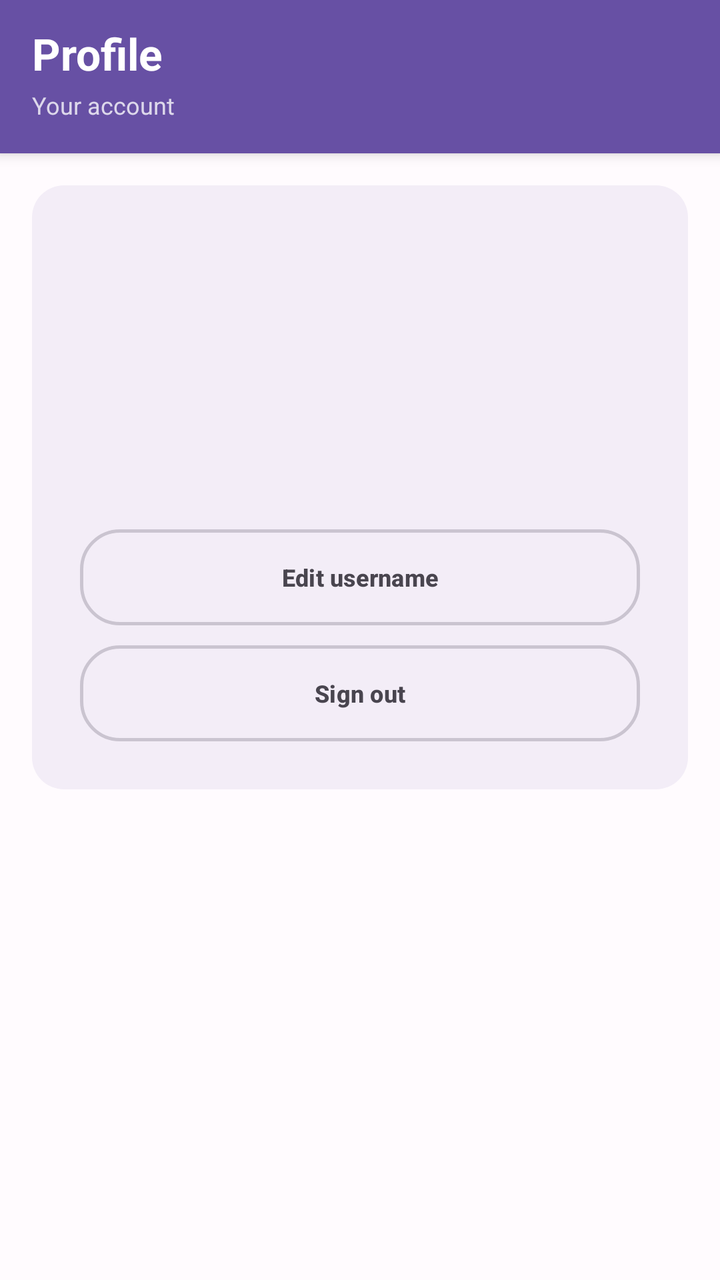
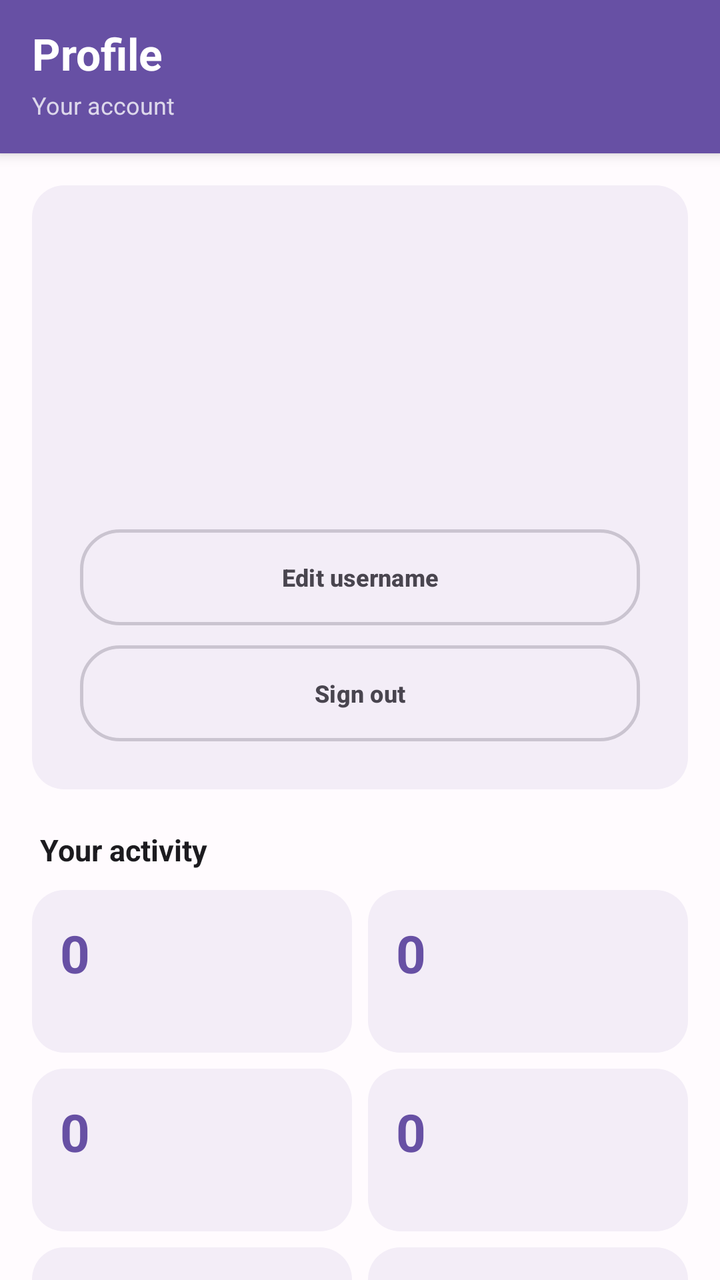

Screens rendered from an Android XML layout before and after an edit, with the pre-edit source and the edit as a unified diff.
<!-- AndroidManifest.xml: application theme Theme.PatchBoard -->
<!-- res/layout/fragment_profile.xml -->
<?xml version="1.0" encoding="utf-8"?>
<LinearLayout xmlns:android="http://schemas.android.com/apk/res/android"
    android:id="@+id/root"
    android:layout_width="match_parent"
    android:layout_height="match_parent"
    android:background="@color/pb_bg"
    android:orientation="vertical">

    
    <LinearLayout
        android:id="@+id/header"
        android:layout_width="match_parent"
        android:layout_height="wrap_content"
        android:background="@color/pb_topbar_bg"
        android:elevation="4dp"
        android:orientation="vertical"
        android:paddingStart="16dp"
        android:paddingTop="12dp"
        android:paddingEnd="16dp"
        android:paddingBottom="16dp">

        <TextView
            android:layout_width="wrap_content"
            android:layout_height="wrap_content"
            android:text="@string/profile_title"
            android:textColor="@color/pb_topbar_text"
            android:textSize="22sp"
            android:textStyle="bold" />

        <TextView
            android:layout_width="wrap_content"
            android:layout_height="wrap_content"
            android:layout_marginTop="3dp"
            android:text="@string/profile_subtitle"
            android:textColor="@color/pb_topbar_subtext"
            android:textSize="12sp" />
    </LinearLayout>

    <LinearLayout
        android:layout_width="match_parent"
        android:layout_height="wrap_content"
        android:layout_margin="16dp"
        android:background="@drawable/bg_column"
        android:gravity="center_horizontal"
        android:orientation="vertical"
        android:padding="24dp">

        <TextView
            android:id="@+id/tvAvatar"
            android:layout_width="72dp"
            android:layout_height="72dp"
            android:gravity="center"
            android:textColor="@color/pb_on_primary"
            android:textSize="30sp"
            android:textStyle="bold" />

        <TextView
            android:id="@+id/tvName"
            android:layout_width="wrap_content"
            android:layout_height="wrap_content"
            android:layout_marginTop="12dp"
            android:textColor="@color/pb_on_surface"
            android:textSize="18sp"
            android:textStyle="bold" />

        <TextView
            android:id="@+id/tvEmail"
            android:layout_width="wrap_content"
            android:layout_height="wrap_content"
            android:layout_marginTop="2dp"
            android:textColor="@color/pb_on_surface_variant"
            android:textSize="13sp" />

        <com.google.android.material.button.MaterialButton
            android:id="@+id/btnEditName"
            style="@style/PatchBoard.PillButton.Outlined"
            android:layout_width="match_parent"
            android:layout_height="wrap_content"
            android:layout_marginTop="20dp"
            android:minHeight="48dp"
            android:text="@string/profile_edit_name" />

        <com.google.android.material.button.MaterialButton
            android:id="@+id/btnSignOut"
            style="@style/PatchBoard.PillButton.Outlined"
            android:layout_width="match_parent"
            android:layout_height="wrap_content"
            android:layout_marginTop="10dp"
            android:minHeight="48dp"
            android:text="@string/profile_sign_out" />
    </LinearLayout>
</LinearLayout>
<!-- resources referenced by this layout -->
<resources>
  <color name="pb_bg">#FFFBFE</color>
  <color name="pb_on_primary">#FFFFFF</color>
  <color name="pb_on_surface">#1C1B1F</color>
  <color name="pb_on_surface_variant">#49454F</color>
  <color name="pb_topbar_bg">#6750A4</color>
  <color name="pb_topbar_subtext">#C7FFFFFF</color>
  <color name="pb_topbar_text">#FFFFFF</color>
  <!-- drawable bg_column (drawable) -->
  <shape xmlns:android="http://schemas.android.com/apk/res/android" android:shape="rectangle">
      <solid android:color="@color/pb_column_bg"/>
      <corners android:radius="16dp"/>
  </shape>
  <string name="profile_edit_name">Edit username</string>
  <string name="profile_sign_out">Sign out</string>
  <string name="profile_subtitle">Your account</string>
  <string name="profile_title">Profile</string>
  <style name="PatchBoard.PillButton.Outlined" parent="Widget.Material3.Button.OutlinedButton">
          <item name="android:insetTop">0dp</item>
          <item name="android:insetBottom">0dp</item>
          <item name="android:minWidth">0dp</item>
          <item name="android:minHeight">0dp</item>
          <item name="android:paddingStart">14dp</item>
          <item name="android:paddingEnd">14dp</item>
          <item name="android:paddingTop">5dp</item>
          <item name="android:paddingBottom">5dp</item>
          <item name="cornerRadius">20dp</item>
          <item name="strokeColor">@color/pb_outline</item>
          <item name="strokeWidth">1.5dp</item>
          <item name="android:textColor">@color/pb_on_surface_variant</item>
          <item name="android:textSize">12sp</item>
          <item name="android:textStyle">bold</item>
      </style>
  <color name="pb_column_bg">#F3EDF7</color>
  <color name="pb_outline">#CAC4D0</color>
  <color name="pb_primary">#6750A4</color>
  <color name="pb_primary_container">#EADDFF</color>
  <color name="pb_on_primary_container">#21005D</color>
  <color name="pb_chip_pressed">#E8DEF8</color>
  <color name="pb_surface">#FFFBFE</color>
  <color name="pb_error">#B3261E</color>
  <style name="PatchBoard.BottomSheetDialog" parent="ThemeOverlay.Material3.BottomSheetDialog">
          <item name="bottomSheetStyle">@style/PatchBoard.BottomSheet</item>
      </style>
  <style name="PatchBoard.BottomSheet" parent="Widget.Material3.BottomSheet.Modal">
          <item name="backgroundTint">@color/pb_modal_bg</item>
          <item name="shapeAppearanceOverlay">@style/PatchBoard.SheetShape</item>
      </style>
  <color name="pb_modal_bg">#F7F2FA</color>
  <style name="PatchBoard.SheetShape" parent="">
          <item name="cornerFamily">rounded</item>
          <item name="cornerSizeTopLeft">20dp</item>
          <item name="cornerSizeTopRight">20dp</item>
          <item name="cornerSizeBottomLeft">0dp</item>
          <item name="cornerSizeBottomRight">0dp</item>
      </style>
  <!-- unchanged entries left out for length: 1 -->
</resources>

<!-- the commit's change to res/layout/fragment_profile.xml (unified diff, before → after) -->
@@ -1,5 +1,6 @@
 <?xml version="1.0" encoding="utf-8"?>
 <LinearLayout xmlns:android="http://schemas.android.com/apk/res/android"
+    xmlns:app="http://schemas.android.com/apk/res-auto"
     android:id="@+id/root"
     android:layout_width="match_parent"
     android:layout_height="match_parent"
@@ -36,57 +37,214 @@
             android:textSize="12sp" />
     </LinearLayout>
 
-    <LinearLayout
+    <androidx.core.widget.NestedScrollView
         android:layout_width="match_parent"
-        android:layout_height="wrap_content"
-        android:layout_margin="16dp"
-        android:background="@drawable/bg_column"
-        android:gravity="center_horizontal"
-        android:orientation="vertical"
-        android:padding="24dp">
-
-        <TextView
-            android:id="@+id/tvAvatar"
-            android:layout_width="72dp"
-            android:layout_height="72dp"
-            android:gravity="center"
-            android:textColor="@color/pb_on_primary"
-            android:textSize="30sp"
-            android:textStyle="bold" />
-
-        <TextView
-            android:id="@+id/tvName"
-            android:layout_width="wrap_content"
-            android:layout_height="wrap_content"
-            android:layout_marginTop="12dp"
-            android:textColor="@color/pb_on_surface"
-            android:textSize="18sp"
-            android:textStyle="bold" />
-
-        <TextView
-            android:id="@+id/tvEmail"
-            android:layout_width="wrap_content"
-            android:layout_height="wrap_content"
-            android:layout_marginTop="2dp"
-            android:textColor="@color/pb_on_surface_variant"
-            android:textSize="13sp" />
-
-        <com.google.android.material.button.MaterialButton
-            android:id="@+id/btnEditName"
-            style="@style/PatchBoard.PillButton.Outlined"
+        android:layout_height="0dp"
+        android:layout_weight="1"
+        android:clipToPadding="false"
+        android:paddingBottom="24dp">
+
+        <LinearLayout
             android:layout_width="match_parent"
             android:layout_height="wrap_content"
-            android:layout_marginTop="20dp"
-            android:minHeight="48dp"
-            android:text="@string/profile_edit_name" />
-
-        <com.google.android.material.button.MaterialButton
-            android:id="@+id/btnSignOut"
-            style="@style/PatchBoard.PillButton.Outlined"
-            android:layout_width="match_parent"
-            android:layout_height="wrap_content"
-            android:layout_marginTop="10dp"
-            android:minHeight="48dp"
-            android:text="@string/profile_sign_out" />
-    </LinearLayout>
+            android:orientation="vertical">
+
+            <LinearLayout
+                android:layout_width="match_parent"
+                android:layout_height="wrap_content"
+                android:layout_margin="16dp"
+                android:background="@drawable/bg_column"
+                android:gravity="center_horizontal"
+                android:orientation="vertical"
+                android:padding="24dp">
+
+                <TextView
+                    android:id="@+id/tvAvatar"
+                    android:layout_width="72dp"
+                    android:layout_height="72dp"
+                    android:gravity="center"
+                    android:textColor="@color/pb_on_primary"
+                    android:textSize="30sp"
+                    android:textStyle="bold" />
+
+                <TextView
+                    android:id="@+id/tvName"
+                    android:layout_width="wrap_content"
+                    android:layout_height="wrap_content"
+                    android:layout_marginTop="12dp"
+                    android:textColor="@color/pb_on_surface"
+                    android:textSize="18sp"
+                    android:textStyle="bold" />
+
+                <TextView
+                    android:id="@+id/tvEmail"
+                    android:layout_width="wrap_content"
+                    android:layout_height="wrap_content"
+                    android:layout_marginTop="2dp"
+                    android:textColor="@color/pb_on_surface_variant"
+                    android:textSize="13sp" />
+
+                <com.google.android.material.button.MaterialButton
+                    android:id="@+id/btnEditName"
+                    style="@style/PatchBoard.PillButton.Outlined"
+                    android:layout_width="match_parent"
+                    android:layout_height="wrap_content"
+                    android:layout_marginTop="20dp"
+                    android:minHeight="48dp"
+                    android:text="@string/profile_edit_name" />
+
+                <com.google.android.material.button.MaterialButton
+                    android:id="@+id/btnSignOut"
+                    style="@style/PatchBoard.PillButton.Outlined"
+                    android:layout_width="match_parent"
+                    android:layout_height="wrap_content"
+                    android:layout_marginTop="10dp"
+                    android:minHeight="48dp"
+                    android:text="@string/profile_sign_out" />
+            </LinearLayout>
+
+            <TextView
+                android:id="@+id/tvStatsTitle"
+                android:layout_width="match_parent"
+                android:layout_height="wrap_content"
+                android:layout_marginStart="20dp"
+                android:layout_marginTop="4dp"
+                android:layout_marginEnd="20dp"
+                android:layout_marginBottom="6dp"
+                android:text="@string/stats_title"
+                android:textColor="@color/pb_on_surface"
+                android:textSize="15sp"
+                android:textStyle="bold" />
+
+            <LinearLayout
+                android:layout_width="match_parent"
+                android:layout_height="wrap_content"
+                android:layout_marginStart="12dp"
+                android:layout_marginEnd="12dp"
+                android:orientation="vertical">
+
+                <LinearLayout
+                    android:layout_width="match_parent"
+                    android:layout_height="wrap_content"
+                    android:orientation="horizontal">
+
+                    <include android:id="@+id/statReports" layout="@layout/item_profile_stat" />
+
+                    <include android:id="@+id/statComments" layout="@layout/item_profile_stat" />
+                </LinearLayout>
+                <LinearLayout
+                    android:layout_width="match_parent"
+                    android:layout_height="wrap_content"
+                    android:orientation="horizontal">
+
+                    <include android:id="@+id/statUpvotesReceived" layout="@layout/item_profile_stat" />
+
+                    <include android:id="@+id/statUpvotesGiven" layout="@layout/item_profile_stat" />
+                </LinearLayout>
+                <LinearLayout
+                    android:layout_width="match_parent"
+                    android:layout_height="wrap_content"
+                    android:orientation="horizontal">
+
+                    <include android:id="@+id/statFixed" layout="@layout/item_profile_stat" />
+
+                    <include android:id="@+id/statPending" layout="@layout/item_profile_stat" />
+                </LinearLayout>
+            </LinearLayout>
+
+            
+            <LinearLayout
+                android:layout_width="match_parent"
+                android:layout_height="wrap_content"
+                android:layout_margin="16dp"
+                android:background="@drawable/bg_column"
+                android:orientation="vertical"
+                android:padding="18dp">
+
+                <TextView
+                    android:layout_width="wrap_content"
+                    android:layout_height="wrap_content"
+                    android:text="@string/contrib_title"
+                    android:textColor="@color/pb_on_surface"
+                    android:textSize="15sp"
+                    android:textStyle="bold" />
+
+                <TextView
+                    android:id="@+id/tvContribSummary"
+                    android:layout_width="match_parent"
+                    android:layout_height="wrap_content"
+                    android:layout_marginTop="8dp"
+                    android:textColor="@color/pb_on_surface"
+                    android:textSize="13sp" />
+
+                <com.google.android.material.progressindicator.LinearProgressIndicator
+                    android:id="@+id/progressFixRate"
+                    android:layout_width="match_parent"
+                    android:layout_height="wrap_content"
+                    android:layout_marginTop="8dp"
+                    android:max="100"
+                    app:trackColor="@color/pb_outline"
+                    app:indicatorColor="@color/pb_primary"
+                    app:trackCornerRadius="4dp"
+                    app:trackThickness="8dp" />
+
+                <TextView
+                    android:id="@+id/tvRecentTitle"
+                    android:layout_width="wrap_content"
+                    android:layout_height="wrap_content"
+                    android:layout_marginTop="14dp"
+                    android:text="@string/contrib_recent_fixed"
+                    android:textColor="@color/pb_on_surface_variant"
+                    android:textSize="11sp"
+                    android:textStyle="bold" />
+
+                <TextView
+                    android:id="@+id/tvRecentFixed"
+                    android:layout_width="match_parent"
+                    android:layout_height="wrap_content"
+                    android:layout_marginTop="4dp"
+                    android:lineSpacingMultiplier="1.2"
+                    android:textColor="@color/pb_on_surface"
+                    android:textSize="13sp" />
+
+                <TextView
+                    android:id="@+id/tvTopLocation"
+                    android:layout_width="match_parent"
+                    android:layout_height="wrap_content"
+                    android:layout_marginTop="12dp"
+                    android:textColor="@color/pb_on_surface_variant"
+                    android:textSize="12sp" />
+            </LinearLayout>
+        </LinearLayout>
+    </androidx.core.widget.NestedScrollView>
 </LinearLayout>
+<!-- res/layout/item_profile_stat.xml (included above) -->
+<?xml version="1.0" encoding="utf-8"?>
+<LinearLayout xmlns:android="http://schemas.android.com/apk/res/android"
+    android:layout_width="0dp"
+    android:layout_height="wrap_content"
+    android:layout_margin="4dp"
+    android:layout_weight="1"
+    android:background="@drawable/bg_column"
+    android:orientation="vertical"
+    android:padding="14dp">
+
+    <TextView
+        android:id="@+id/tvValue"
+        android:layout_width="wrap_content"
+        android:layout_height="wrap_content"
+        android:text="0"
+        android:textColor="@color/pb_primary"
+        android:textSize="26sp"
+        android:textStyle="bold"
+        tools:ignore="HardcodedText"
+        xmlns:tools="http://schemas.android.com/tools" />
+
+    <TextView
+        android:id="@+id/tvLabel"
+        android:layout_width="wrap_content"
+        android:layout_height="wrap_content"
+        android:layout_marginTop="2dp"
+        android:textColor="@color/pb_on_surface_variant"
+        android:textSize="12sp" />
+</LinearLayout>
<!-- resource entries referenced after the edit -->
@@ -12,10 +12,13 @@
       <solid android:color="@color/pb_column_bg"/>
       <corners android:radius="16dp"/>
   </shape>
+  <string name="contrib_recent_fixed">Recently fixed</string>
+  <string name="contrib_title">Your contribution</string>
   <string name="profile_edit_name">Edit username</string>
   <string name="profile_sign_out">Sign out</string>
   <string name="profile_subtitle">Your account</string>
   <string name="profile_title">Profile</string>
+  <string name="stats_title">Your activity</string>
   <style name="PatchBoard.PillButton.Outlined" parent="Widget.Material3.Button.OutlinedButton">
           <item name="android:insetTop">0dp</item>
           <item name="android:insetBottom">0dp</item>
